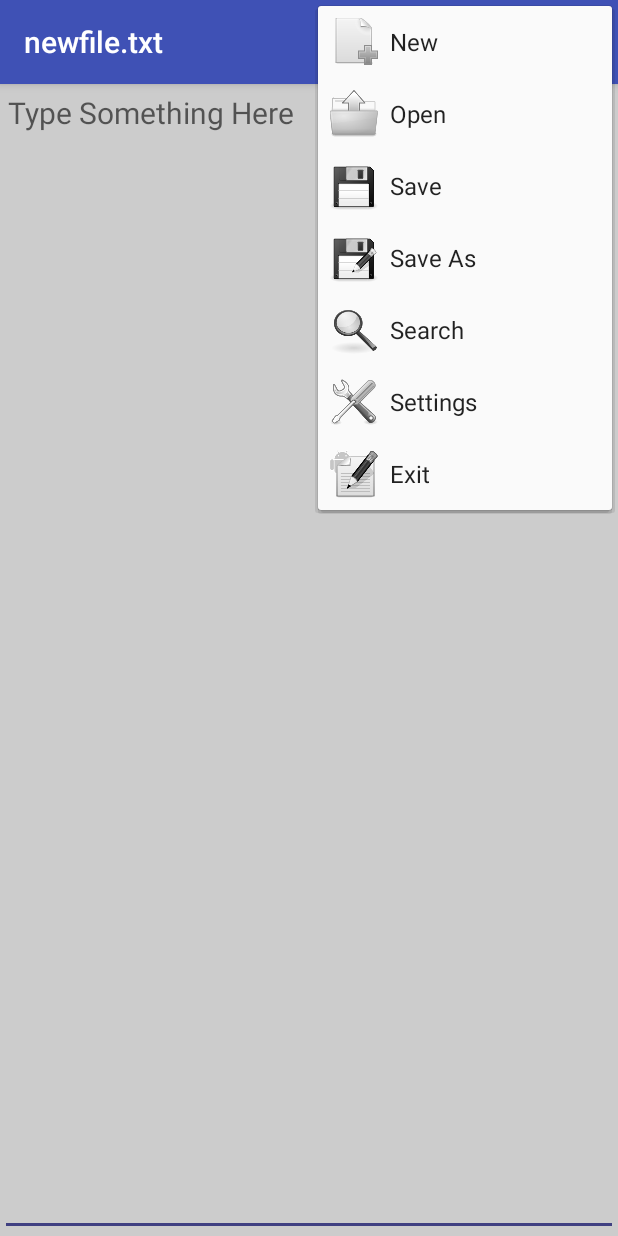
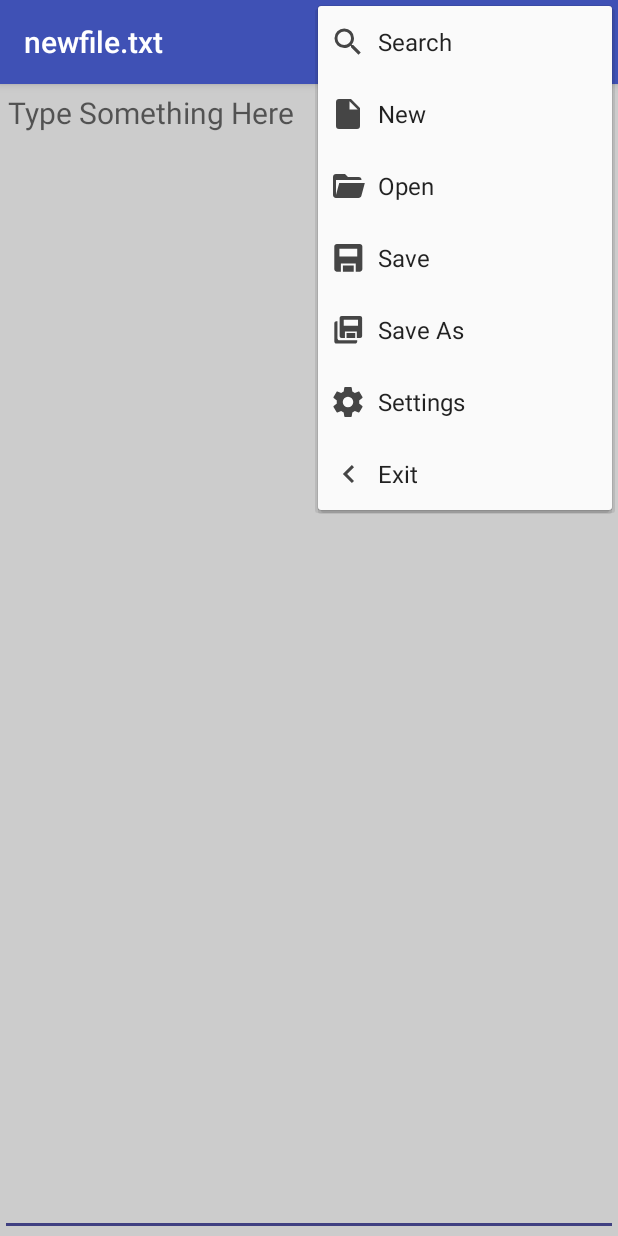
Before and after one commit to maxistar/TextPad, an Android app: the screen it shows after launch (EditorActivity), with the options menu open, on a phone screen of 412 x 824 dp. Run offline under Robolectric (Android 15) with nearby library versions, the phone set to English and light mode, and no system bars.

Commit message:
added icons, improved search

```diff
--- a/app/src/main/java/com/maxistar/textpad/EditorActivity.java
+++ b/app/src/main/java/com/maxistar/textpad/EditorActivity.java
@@ -859,7 +859,7 @@ public class EditorActivity extends AppCompatActivity {
 
             // Check pattern
             try {
-                Pattern pattern = Pattern.compile(newText, Pattern.MULTILINE);
+                Pattern pattern = Pattern.compile(newText, Pattern.MULTILINE | Pattern.CASE_INSENSITIVE);
                 matcher = pattern.matcher(editable);
             } catch (Exception e) {
                 return false;
--- /dev/null
+++ b/app/src/main/res/drawable-anydpi/ic_arrow_right.xml
@@ -0,0 +1,7 @@
+<vector xmlns:android="http://schemas.android.com/apk/res/android"
+    android:height="24dp"
+    android:width="24dp"
+    android:viewportWidth="24"
+    android:viewportHeight="24">
+    <path android:fillColor="#454545" android:pathData="m 16.000102,7.4203311 -4.58,4.5799999 4.58,4.59 -1.41,1.41 -6,-6 6,-5.9999999 z" />
+</vector>
--- /dev/null
+++ b/app/src/main/res/drawable-anydpi/ic_file.xml
@@ -0,0 +1,8 @@
+
+<vector xmlns:android="http://schemas.android.com/apk/res/android"
+    android:height="24dp"
+    android:width="24dp"
+    android:viewportWidth="24"
+    android:viewportHeight="24">
+    <path android:fillColor="#454545" android:pathData="M13,9V3.5L18.5,9M6,2C4.89,2 4,2.89 4,4V20A2,2 0 0,0 6,22H18A2,2 0 0,0 20,20V8L14,2H6Z" />
+</vector>
--- /dev/null
+++ b/app/src/main/res/drawable-anydpi/ic_folder_open.xml
@@ -0,0 +1,9 @@
+
+
+<vector xmlns:android="http://schemas.android.com/apk/res/android"
+    android:height="24dp"
+    android:width="24dp"
+    android:viewportWidth="24"
+    android:viewportHeight="24">
+    <path android:fillColor="#454545" android:pathData="M19,20H4C2.89,20 2,19.1 2,18V6C2,4.89 2.89,4 4,4H10L12,6H19A2,2 0 0,1 21,8H21L4,8V18L6.14,10H23.21L20.93,18.5C20.7,19.37 19.92,20 19,20Z" />
+</vector>
--- /dev/null
+++ b/app/src/main/res/drawable-anydpi/ic_save.xml
@@ -0,0 +1,9 @@
+
+
+<vector xmlns:android="http://schemas.android.com/apk/res/android"
+    android:height="24dp"
+    android:width="24dp"
+    android:viewportWidth="24"
+    android:viewportHeight="24">
+    <path android:fillColor="#454545" android:pathData="m 4.5768205,2.6719982 c -0.9497481,0 -1.7146241,0.7643594 -1.7146241,1.7141073 V 19.389841 c 0,0.88571 0.6655189,1.610073 1.5254883,1.703772 h 2.8726929 v -5.510258 h 9.9053384 v 5.510258 h 2.873726 c 0.85997,-0.0937 1.524972,-0.818062 1.524972,-1.703772 V 4.3861055 c 0,-0.9497479 -0.764359,-1.7141073 -1.714107,-1.7141073 z M 6.270257,5.8361461 H 18.155836 V 10.962965 H 6.270257 Z M 8.6070652,16.920741 v 4.183724 h 7.2119628 v -4.183724 z" />
+</vector>
--- /dev/null
+++ b/app/src/main/res/drawable-anydpi/ic_save_as.xml
@@ -0,0 +1,8 @@
+
+<vector xmlns:android="http://schemas.android.com/apk/res/android"
+    android:height="24dp"
+    android:width="24dp"
+    android:viewportWidth="24"
+    android:viewportHeight="24">
+    <path android:fillColor="#454545" android:pathData="m 7.8015275,2.6062308 c -0.761055,0 -1.373971,0.6104446 -1.373971,1.3689443 V 15.957673 c 0,0.707358 0.533298,1.285858 1.222413,1.360692 h 2.30196 v -4.400682 h 7.9373935 v 4.400682 h 2.302788 c 0.689115,-0.07483 1.221997,-0.653334 1.221997,-1.360692 V 3.9751751 c 0,-0.7584997 -0.612502,-1.3689443 -1.373555,-1.3689443 z m 1.356992,2.5269979 H 18.682731 V 9.2276814 H 9.1585195 Z m -4.904552,1.0804622 c -0.761057,0 -1.3739706,0.6108558 -1.3739709,1.3693585 V 19.702563 c 0,0.758502 0.6129139,1.368948 1.3739709,1.368948 H 16.770021 c 0.761056,0 1.37397,-0.610446 1.37397,-1.368948 V 18.789659 H 6.3397685 c -0.761057,0 -1.373556,-0.610443 -1.373556,-1.368944 V 6.2136909 Z m 6.7770945,7.7720731 v 3.341266 h 5.779127 v -3.341266 z" />
+</vector>
--- /dev/null
+++ b/app/src/main/res/drawable-anydpi/ic_search.xml
@@ -0,0 +1,9 @@
+
+
+<vector xmlns:android="http://schemas.android.com/apk/res/android"
+    android:height="24dp"
+    android:width="24dp"
+    android:viewportWidth="24"
+    android:viewportHeight="24">
+    <path android:fillColor="#454545" android:pathData="M9.5,3A6.5,6.5 0 0,1 16,9.5C16,11.11 15.41,12.59 14.44,13.73L14.71,14H15.5L20.5,19L19,20.5L14,15.5V14.71L13.73,14.44C12.59,15.41 11.11,16 9.5,16A6.5,6.5 0 0,1 3,9.5A6.5,6.5 0 0,1 9.5,3M9.5,5C7,5 5,7 5,9.5C5,12 7,14 9.5,14C12,14 14,12 14,9.5C14,7 12,5 9.5,5Z" />
+</vector>
--- /dev/null
+++ b/app/src/main/res/drawable-anydpi/ic_settings.xml
@@ -0,0 +1,9 @@
+
+
+<vector xmlns:android="http://schemas.android.com/apk/res/android"
+    android:height="24dp"
+    android:width="24dp"
+    android:viewportWidth="24"
+    android:viewportHeight="24">
+    <path android:fillColor="#454545" android:pathData="M12,15.5A3.5,3.5 0 0,1 8.5,12A3.5,3.5 0 0,1 12,8.5A3.5,3.5 0 0,1 15.5,12A3.5,3.5 0 0,1 12,15.5M19.43,12.97C19.47,12.65 19.5,12.33 19.5,12C19.5,11.67 19.47,11.34 19.43,11L21.54,9.37C21.73,9.22 21.78,8.95 21.66,8.73L19.66,5.27C19.54,5.05 19.27,4.96 19.05,5.05L16.56,6.05C16.04,5.66 15.5,5.32 14.87,5.07L14.5,2.42C14.46,2.18 14.25,2 14,2H10C9.75,2 9.54,2.18 9.5,2.42L9.13,5.07C8.5,5.32 7.96,5.66 7.44,6.05L4.95,5.05C4.73,4.96 4.46,5.05 4.34,5.27L2.34,8.73C2.21,8.95 2.27,9.22 2.46,9.37L4.57,11C4.53,11.34 4.5,11.67 4.5,12C4.5,12.33 4.53,12.65 4.57,12.97L2.46,14.63C2.27,14.78 2.21,15.05 2.34,15.27L4.34,18.73C4.46,18.95 4.73,19.03 4.95,18.95L7.44,17.94C7.96,18.34 8.5,18.68 9.13,18.93L9.5,21.58C9.54,21.82 9.75,22 10,22H14C14.25,22 14.46,21.82 14.5,21.58L14.87,18.93C15.5,18.67 16.04,18.34 16.56,17.94L19.05,18.95C19.27,19.03 19.54,18.95 19.66,18.73L21.66,15.27C21.78,15.05 21.73,14.78 21.54,14.63L19.43,12.97Z" />
+</vector>
--- a/app/src/main/res/menu/main_menu.xml
+++ b/app/src/main/res/menu/main_menu.xml
@@ -2,33 +2,33 @@
 <menu xmlns:app="http://schemas.android.com/apk/res-auto"
     xmlns:android="http://schemas.android.com/apk/res/android">
     <item
+        android:id="@+id/menu_document_search"
+        android:title="@string/Search"
+        android:icon="@drawable/ic_search"
+        app:actionViewClass="android.widget.SearchView"
+        app:showAsAction="never|collapseActionView" />
+    <item
         android:id="@+id/menu_document_new"
         android:title="@string/New"
-        android:icon="@drawable/documentnew"/>
+        android:icon="@drawable/ic_file"/>
     <item
         android:id="@+id/menu_document_open"
         android:title="@string/Open"
-        android:icon="@drawable/documentopen"/>
+        android:icon="@drawable/ic_folder_open"/>
     <item
         android:id="@+id/menu_document_save"
         android:title="@string/Save"
-        android:icon="@drawable/documentsave"/>
+        android:icon="@drawable/ic_save"/>
     <item
         android:id="@+id/menu_document_save_as"
         android:title="@string/Save_As"
-        android:icon="@drawable/documentsave_as"/>
-    <item
-        android:id="@+id/menu_document_search"
-        android:title="@string/Search"
-        android:icon="@drawable/editfind"
-        app:actionViewClass="android.widget.SearchView"
-        app:showAsAction="never|collapseActionView" />
+        android:icon="@drawable/ic_save_as"/>
     <item
         android:id="@+id/menu_document_settings"
         android:title="@string/Settings"
-        android:icon="@drawable/settings"/>
+        android:icon="@drawable/ic_settings"/>
     <item
         android:id="@+id/menu_exit"
         android:title="@string/Exit"
-        android:icon="@drawable/exit"/>
+        android:icon="@drawable/ic_arrow_right"/>
 </menu>
--- a/build.gradle
+++ b/build.gradle
@@ -5,7 +5,7 @@ buildscript {
         jcenter()
     }
     dependencies {
-        classpath 'com.android.tools.build:gradle:4.1.1'
+        classpath 'com.android.tools.build:gradle:4.1.2'
     }
 }
 
```
Also changed, not shown: 2 other files.
